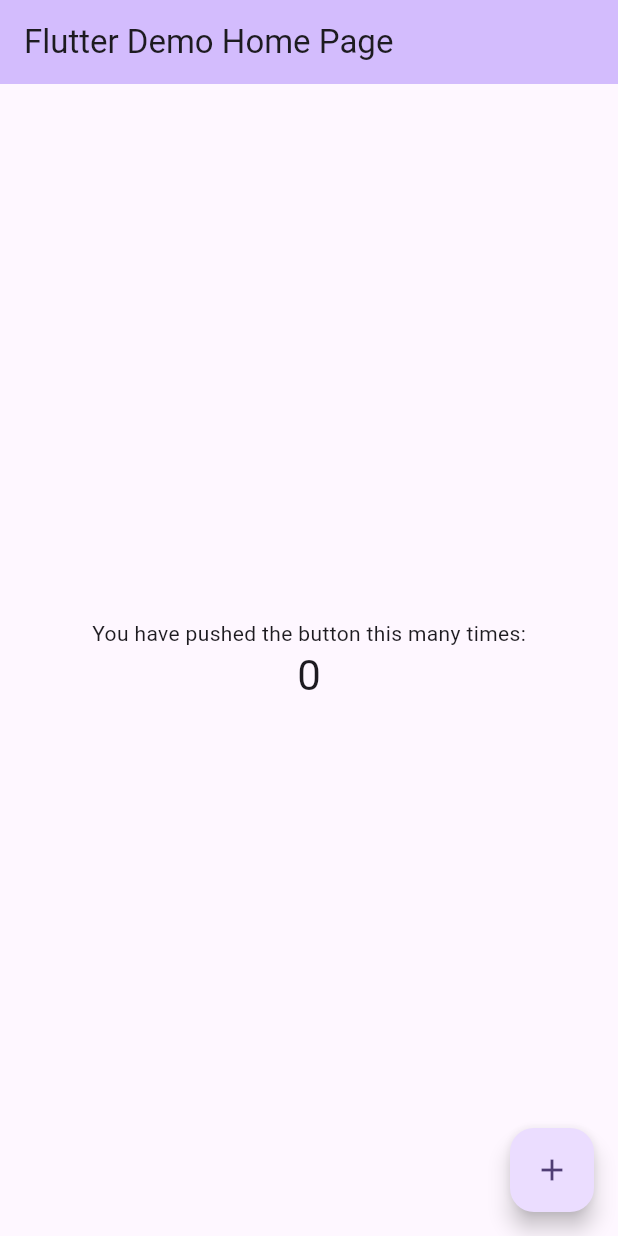
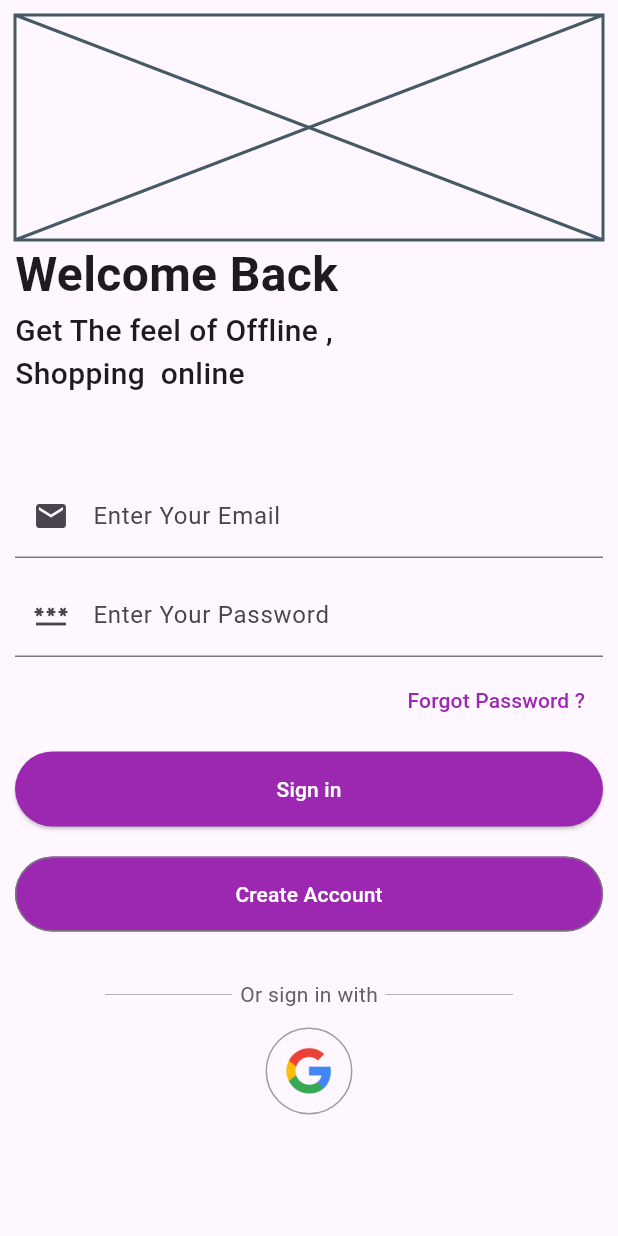
Before and after one commit to surabhiwaingankar/Conversational_Interface, a Flutter app: the screen it shows after launch, on a phone screen of 412 x 824 dp. Run offline on Flutter 3.47's test engine with Material 3 defaults, Android fonts, the phone set to English and light mode, and no system bars.

Commit message:
login page done

```diff
--- /dev/null
+++ b/lib/feautures/screens/login.dart
@@ -0,0 +1,131 @@
+import 'package:flutter/material.dart';
+
+class LoginScreen extends StatelessWidget {
+  const LoginScreen({super.key});
+
+  @override
+  Widget build(BuildContext context) {
+    return Scaffold(
+      body: SingleChildScrollView(
+        child: Padding(
+          padding: const EdgeInsets.all(10),
+          child: Column(
+
+            children: [
+              const Column(
+                crossAxisAlignment: CrossAxisAlignment.start,
+                children: [ Placeholder(fallbackHeight: 150,),
+             Text('Welcome Back',style: TextStyle(
+              fontSize: 32,
+              fontWeight: FontWeight.bold,
+              ),),
+             Text('Get The feel of Offline ,\nShopping  online',style: TextStyle(fontSize: 20,fontWeight: FontWeight.w500),),],
+              ),
+
+                SizedBox(height: 20,),
+              Padding(
+                padding: const EdgeInsets.symmetric(vertical:32 ),
+                child: Form(
+                  child: Column(
+                    children: [
+                      TextFormField(
+                          decoration: const InputDecoration(
+                            prefixIcon: Icon(Icons.email),
+                            labelText: 'Enter Your Email'
+                          ),
+                      ),
+                      const SizedBox(height: 10,),
+                        TextFormField(
+                          decoration: const InputDecoration(
+                            prefixIcon: Icon(Icons.password),
+                            labelText: 'Enter Your Password',
+                          ),
+                      ),
+                        const SizedBox(height: 5,),
+                        Row(
+                          mainAxisAlignment: MainAxisAlignment.end,
+                          children: [
+                            TextButton(onPressed: (){}, child: Text('Forgot Password ?',style: TextStyle(color: Colors.purple),))
+                          ],
+                        ),
+                        const SizedBox(height: 10,),
+
+                        //sign in
+                        SizedBox(
+                         width:double.infinity ,
+                          child: ElevatedButton(onPressed: (){},
+                          style: const ButtonStyle(backgroundColor:MaterialStatePropertyAll(Colors.purple),
+                          fixedSize: MaterialStatePropertyAll(Size(100, 50))
+                          ),
+                           child: const Text('Sign in',style: TextStyle(color: Colors.white),),)
+                          ),
+                          const SizedBox(height: 20,),
+                          // Create Account
+                           SizedBox(
+                         width:double.infinity ,
+                          child: OutlinedButton(
+
+                            onPressed: (){},
+                            style: const ButtonStyle(backgroundColor:MaterialStatePropertyAll(Colors.purple),
+                          fixedSize: MaterialStatePropertyAll(Size(100, 50)),
+                          ),
+                             child: const Text('Create Account',style: TextStyle(color: Colors.white),)),
+                          ),
+                    ],
+                  )
+                  ),
+              ),
+               Row(
+                mainAxisAlignment: MainAxisAlignment.center,
+                children: [
+                  const Flexible(
+                    child: Divider(
+                      color: Colors.grey,
+                      thickness: 0.5,
+                      indent: 60,
+                      endIndent: 5,
+                    ),
+                  ),
+                  Text('Or sign in with',style: TextStyle(color: Colors.grey.shade700), ),
+                   const Flexible(
+                    child: Divider(
+                      color: Colors.grey,
+                      thickness: 0.5,
+                      indent: 5,
+                      endIndent: 60,
+                    ),
+                  ),
+
+                ],
+              ),
+              SizedBox(height: 12,),
+            Row(
+              mainAxisAlignment: MainAxisAlignment.center,
+              children: [
+                Container(
+                  decoration: BoxDecoration(border: Border.all(color: Colors.grey),
+                  borderRadius: BorderRadius.circular(100),
+
+                  ),
+                  child: IconButton(
+                    // style: ButtonStyle(backgroundColor: MaterialStatePropertyAll(const Color.fromARGB(255, 232, 179, 241))),
+                    color: Colors.blueAccent,
+                    onPressed: (){},
+                  icon:const Image(
+                    image: AssetImage("assets/google.png"),
+                    width: 40,
+                    height: 40,
+                   ),
+                  ),
+                )
+              ],
+            )
+
+
+            ],
+          ),
+        )
+      ),
+    );
+  }
+}
--- a/lib/main.dart
+++ b/lib/main.dart
@@ -1,3 +1,4 @@
+import 'package:conversational_interface/feautures/screens/login.dart';
 import 'package:flutter/material.dart';
 
 void main() {
@@ -11,115 +12,14 @@
   @override
   Widget build(BuildContext context) {
     return MaterialApp(
+      debugShowCheckedModeBanner: false,
       title: 'Flutter Demo',
+      themeMode: ThemeMode.system,
       theme: ThemeData(
-        // This is the theme of your application.
-        //
-        // TRY THIS: Try running your application with "flutter run". You'll see
-        // the application has a purple toolbar. Then, without quitting the app,
-        // try changing the seedColor in the colorScheme below to Colors.green
-        // and then invoke "hot reload" (save your changes or press the "hot
-        // reload" button in a Flutter-supported IDE, or press "r" if you used
-        // the command line to start the app).
-        //
-        // Notice that the counter didn't reset back to zero; the application
-        // state is not lost during the reload. To reset the state, use hot
-        // restart instead.
-        //
-        // This works for code too, not just values: Most code changes can be
-        // tested with just a hot reload.
         colorScheme: ColorScheme.fromSeed(seedColor: Colors.deepPurple),
         useMaterial3: true,
       ),
-      home: const MyHomePage(title: 'Flutter Demo Home Page'),
+     home: LoginScreen(),
     );
   }
 }
-
-class MyHomePage extends StatefulWidget {
-  const MyHomePage({super.key, required this.title});
-
-  // This widget is the home page of your application. It is stateful, meaning
-  // that it has a State object (defined below) that contains fields that affect
-  // how it looks.
-
-  // This class is the configuration for the state. It holds the values (in this
-  // case the title) provided by the parent (in this case the App widget) and
-  // used by the build method of the State. Fields in a Widget subclass are
-  // always marked "final".
-
-  final String title;
-
-  @override
-  State<MyHomePage> createState() => _MyHomePageState();
-}
-
-class _MyHomePageState extends State<MyHomePage> {
-  int _counter = 0;
-
-  void _incrementCounter() {
-    setState(() {
-      // This call to setState tells the Flutter framework that something has
-      // changed in this State, which causes it to rerun the build method below
-      // so that the display can reflect the updated values. If we changed
-      // _counter without calling setState(), then the build method would not be
-      // called again, and so nothing would appear to happen.
-      _counter++;
-    });
-  }
-
-  @override
-  Widget build(BuildContext context) {
-    // This method is rerun every time setState is called, for instance as done
-    // by the _incrementCounter method above.
-    //
-    // The Flutter framework has been optimized to make rerunning build methods
-    // fast, so that you can just rebuild anything that needs updating rather
-    // than having to individually change instances of widgets.
-    return Scaffold(
-      appBar: AppBar(
-        // TRY THIS: Try changing the color here to a specific color (to
-        // Colors.amber, perhaps?) and trigger a hot reload to see the AppBar
-        // change color while the other colors stay the same.
-        backgroundColor: Theme.of(context).colorScheme.inversePrimary,
-        // Here we take the value from the MyHomePage object that was created by
-        // the App.build method, and use it to set our appbar title.
-        title: Text(widget.title),
-      ),
-      body: Center(
-        // Center is a layout widget. It takes a single child and positions it
-        // in the middle of the parent.
-        child: Column(
-          // Column is also a layout widget. It takes a list of children and
-          // arranges them vertically. By default, it sizes itself to fit its
-          // children horizontally, and tries to be as tall as its parent.
-          //
-          // Column has various properties to control how it sizes itself and
-          // how it positions its children. Here we use mainAxisAlignment to
-          // center the children vertically; the main axis here is the vertical
-          // axis because Columns are vertical (the cross axis would be
-          // horizontal).
-          //
-          // TRY THIS: Invoke "debug painting" (choose the "Toggle Debug Paint"
-          // action in the IDE, or press "p" in the console), to see the
-          // wireframe for each widget.
-          mainAxisAlignment: MainAxisAlignment.center,
-          children: <Widget>[
-            const Text(
-              'You have pushed the button this many times:',
-            ),
-            Text(
-              '$_counter',
-              style: Theme.of(context).textTheme.headlineMedium,
-            ),
-          ],
-        ),
-      ),
-      floatingActionButton: FloatingActionButton(
-        onPressed: _incrementCounter,
-        tooltip: 'Increment',
-        child: const Icon(Icons.add),
-      ), // This trailing comma makes auto-formatting nicer for build methods.
-    );
-  }
-}
--- a/pubspec.yaml
+++ b/pubspec.yaml
@@ -47,6 +47,7 @@ dev_dependencies:
   # rules and activating additional ones.
   flutter_lints: ^2.0.0
 
+
 # For information on the generic Dart part of this file, see the
 # following page: https://dart.dev/tools/pub/pubspec
 
@@ -59,9 +60,8 @@ flutter:
   uses-material-design: true
 
   # To add assets to your application, add an assets section, like this:
-  # assets:
-  #   - images/a_dot_burr.jpeg
-  #   - images/a_dot_ham.jpeg
+  assets:
+    - assets/
 
   # An image asset can refer to one or more resolution-specific "variants", see
   # https://flutter.dev/assets-and-images/#resolution-aware
```
Also changed, not shown: assets/google.png (added).
